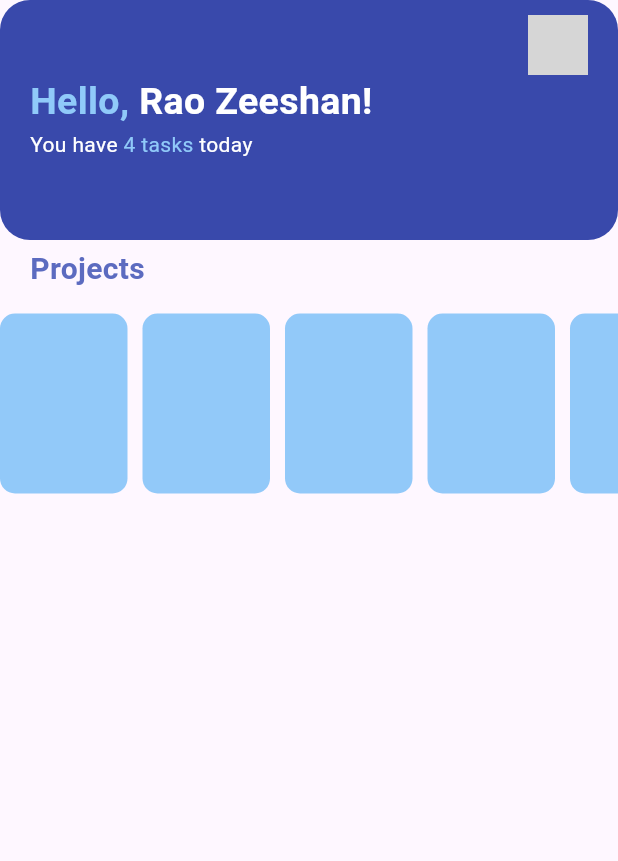
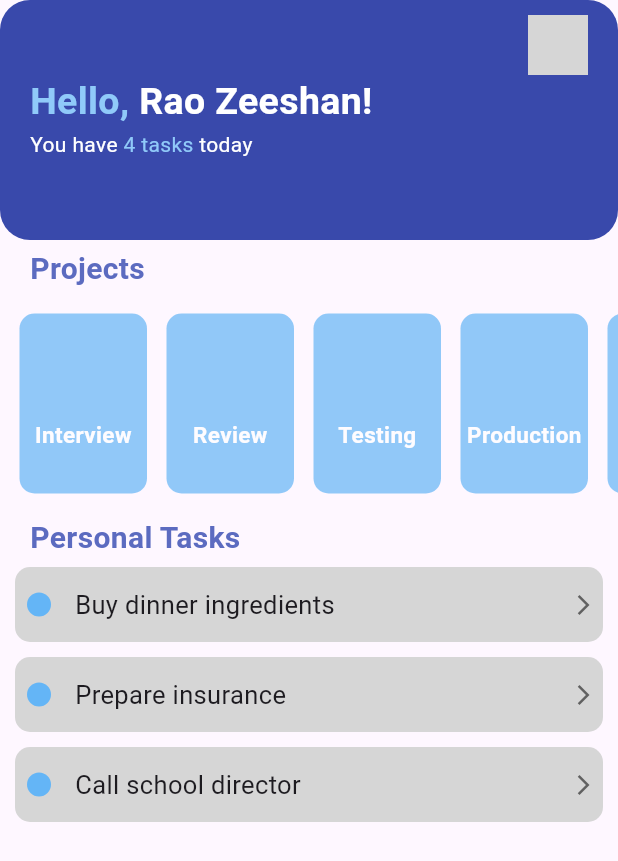
Before and after one commit to raozeeshan2001/Manage-Tasks-UI, a Flutter app: the screen it shows after launch, on a phone screen of 412 x 824 dp. Shown: the top 861 px of the screen. Run offline on Flutter 3.47's test engine with Material 3 defaults, Android fonts, the phone set to English and light mode, and no system bars; network calls fail; grey boxes are pictures that could not be loaded.

Commit message:
creates personal projects

```diff
--- a/task_app_ui/lib/home_screen.dart
+++ b/task_app_ui/lib/home_screen.dart
@@ -2,6 +2,8 @@ import 'dart:math';
 
 import 'package:flutter/material.dart';
 import 'package:task_app_ui/widgets/blue_appbar.dart';
+import 'package:task_app_ui/widgets/horizontallist.dart';
+import 'package:task_app_ui/widgets/personal_tasks.dart';
 
 class HomeScreen extends StatefulWidget {
   const HomeScreen({super.key});
@@ -11,24 +13,12 @@ class HomeScreen extends StatefulWidget {
 }
 
 class _HomeScreenState extends State<HomeScreen> {
-  List<Color?> colorlist = [
-    Colors.blue[300],
-    Colors.yellow[600],
-    Colors.pink[300],
-    Colors.deepPurple[400],
-  ];
-  Color? getrandomcolor() {
-    final random = Random();
-    return colorlist[random.nextInt(colorlist.length)];
-  }
-
   @override
   Widget build(BuildContext context) {
     return SafeArea(
       child: Scaffold(
         appBar: BlueAppbar(),
         body: Column(
-          // mainAxisAlignment: MainAxisAlignment.start,
           crossAxisAlignment: CrossAxisAlignment.start,
           children: [
             SizedBox(
@@ -44,32 +34,21 @@ class _HomeScreenState extends State<HomeScreen> {
                     color: Colors.indigo[400]),
               ),
             ),
-            SizedBox(
-              height: 150,
-              child: ListView.builder(
-                scrollDirection: Axis.horizontal,
-                itemCount: 5,
-                itemBuilder: (context, index) {
-                  return Row(
-                    children: [
-                      Opacity(
-                        opacity: 0.7,
-                        child: Container(
-                          height: 120,
-                          width: 85,
-                          decoration: BoxDecoration(
-                              color: getrandomcolor(),
-                              borderRadius: BorderRadius.circular(10)),
-                        ),
-                      ),
-                      SizedBox(
-                        width: 10,
-                      ),
-                    ],
-                  );
-                },
+            Horizontallist(),
+            Padding(
+              padding: EdgeInsets.symmetric(horizontal: 20),
+              child: Text(
+                'Personal Tasks',
+                style: TextStyle(
+                    fontWeight: FontWeight.bold,
+                    fontSize: 20,
+                    color: Colors.indigo[400]),
               ),
             ),
+            SizedBox(
+              height: 5,
+            ),
+            PersonalTasks(),
           ],
         ),
       ),
--- /dev/null
+++ b/task_app_ui/lib/widgets/horizontallist.dart
@@ -0,0 +1,73 @@
+import 'dart:math';
+
+import 'package:flutter/material.dart';
+
+class Horizontallist extends StatefulWidget {
+  const Horizontallist({super.key});
+
+  @override
+  State<Horizontallist> createState() => _HorizontallistState();
+}
+
+class _HorizontallistState extends State<Horizontallist> {
+  List<Color?> colorlist = [
+    Colors.blue[300],
+    Colors.yellow[600],
+    Colors.pink[300],
+    Colors.deepPurple[400],
+  ];
+
+  List<String> textlist = [
+    'Interview',
+    'Review',
+    'Testing',
+    'Production',
+    'Design'
+  ];
+  Color? getrandomcolor() {
+    final random = Random();
+    return colorlist[random.nextInt(colorlist.length)];
+  }
+
+  @override
+  Widget build(BuildContext context) {
+    return SizedBox(
+      height: 150,
+      child: ListView.builder(
+        scrollDirection: Axis.horizontal,
+        itemCount: 5,
+        itemBuilder: (context, index) {
+          return Row(
+            children: [
+              Opacity(
+                opacity: 0.7,
+                child: Container(
+                  margin: EdgeInsets.only(left: 13),
+                  height: 120,
+                  width: 85,
+                  child: Column(
+                    children: [
+                      SizedBox(
+                        height: 70,
+                      ),
+                      Text(
+                        textlist[index],
+                        style: TextStyle(
+                            fontSize: 15,
+                            fontWeight: FontWeight.bold,
+                            color: Colors.white),
+                      ),
+                    ],
+                  ),
+                  decoration: BoxDecoration(
+                      color: getrandomcolor(),
+                      borderRadius: BorderRadius.circular(10)),
+                ),
+              ),
+            ],
+          );
+        },
+      ),
+    );
+  }
+}
--- /dev/null
+++ b/task_app_ui/lib/widgets/personal_tasks.dart
@@ -0,0 +1,79 @@
+import 'dart:math';
+
+import 'package:flutter/material.dart';
+
+class PersonalTasks extends StatefulWidget {
+  const PersonalTasks({super.key});
+
+  @override
+  State<PersonalTasks> createState() => _PersonalTasksState();
+}
+
+class _PersonalTasksState extends State<PersonalTasks> {
+  List<Color?> colorlist = [
+    Colors.blue[300],
+    Colors.yellow[600],
+    Colors.pink[300],
+    Colors.deepPurple[400],
+  ];
+  List<String> textlist = [
+    'Buy dinner ingredients',
+    'Prepare insurance',
+    'Call school director',
+  ];
+  Color? getrandomcolor() {
+    final random = Random();
+    return colorlist[random.nextInt(colorlist.length)];
+  }
+
+  @override
+  Widget build(BuildContext context) {
+    return Padding(
+        padding: EdgeInsets.symmetric(horizontal: 10),
+        child: SizedBox(
+          height: 180,
+          child: ListView.builder(
+            itemCount: 3,
+            itemBuilder: (context, index) {
+              return Container(
+                margin: EdgeInsets.only(bottom: 10),
+                child: Row(
+                  children: [
+                    Padding(
+                      padding: EdgeInsets.symmetric(horizontal: 8),
+                      child: CircleAvatar(
+                        radius: 8,
+                        backgroundColor: getrandomcolor(),
+                      ),
+                    ),
+                    SizedBox(
+                      width: 8,
+                    ),
+                    Text(
+                      textlist[index],
+                      style: TextStyle(
+                        fontSize: 17,
+                      ),
+                    ),
+                    Spacer(),
+                    Icon(
+                      Icons.arrow_forward_ios,
+                      color: Colors.grey[700],
+                      size: 16,
+                    ),
+                    SizedBox(
+                      width: 5,
+                    ),
+                  ],
+                ),
+                height: 50,
+                width: double.infinity,
+                decoration: BoxDecoration(
+                    color: Colors.grey[350],
+                    borderRadius: BorderRadius.circular(10)),
+              );
+            },
+          ),
+        ));
+  }
+}
```
